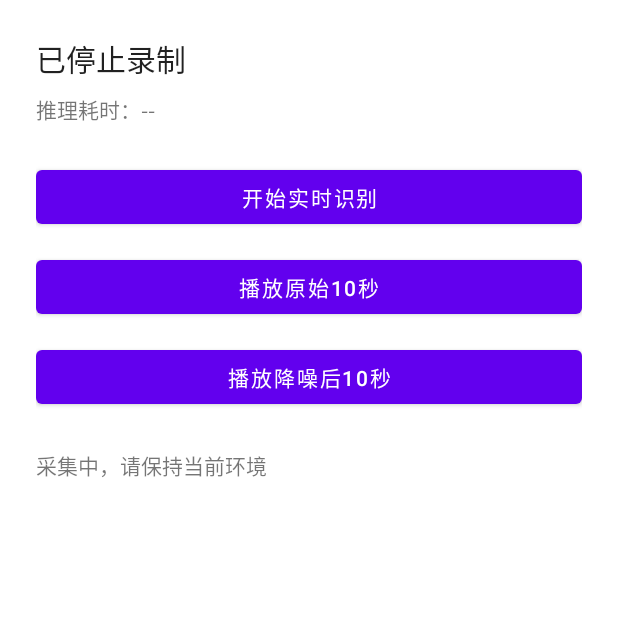
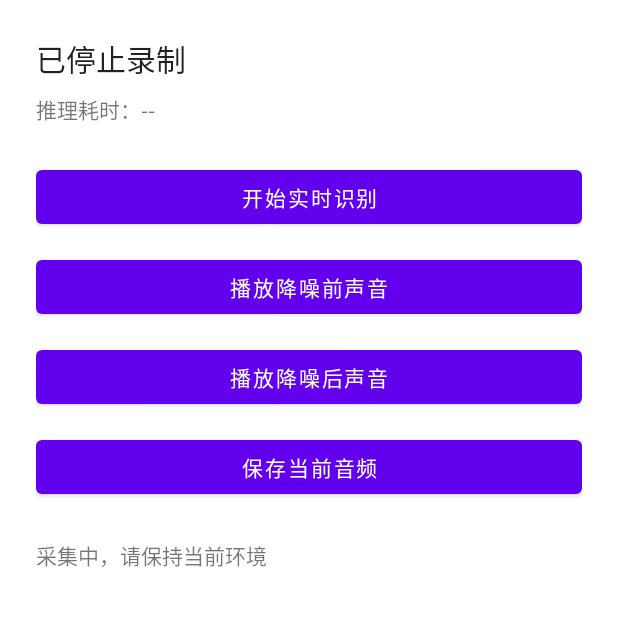
Before and after one commit to zxx264547/AI_Audio_2025, an Android app: the screen it shows after launch (MainActivity), on a phone screen of 412 x 824 dp, the top half of it. Run offline under Robolectric (Android 15) with nearby library versions, the phone set to English and light mode, and no system bars; libraries missing offline, so code that uses them is left out: org.pytorch.

Commit message:
修改参数

```diff
--- a/app/src/main/res/layout/activity_main.xml
+++ b/app/src/main/res/layout/activity_main.xml
@@ -55,13 +55,23 @@
         app:layout_constraintStart_toStartOf="parent"
         app:layout_constraintEnd_toEndOf="parent" />
 
+    <Button
+        android:id="@+id/saveBufferButton"
+        android:layout_width="0dp"
+        android:layout_height="wrap_content"
+        android:text="@string/save_buffers"
+        android:layout_marginTop="12dp"
+        app:layout_constraintTop_toBottomOf="@id/playProcessedButton"
+        app:layout_constraintStart_toStartOf="parent"
+        app:layout_constraintEnd_toEndOf="parent" />
+
     <TextView
         android:id="@+id/resultText"
         android:layout_width="0dp"
         android:layout_height="wrap_content"
         android:layout_marginTop="24dp"
         android:text="@string/listening"
-        app:layout_constraintTop_toBottomOf="@id/playProcessedButton"
+        app:layout_constraintTop_toBottomOf="@id/saveBufferButton"
         app:layout_constraintStart_toStartOf="parent"
         app:layout_constraintEnd_toEndOf="parent" />
 
--- a/app/src/main/res/values/strings.xml
+++ b/app/src/main/res/values/strings.xml
@@ -12,8 +12,11 @@
     <string name="inference_time_placeholder">推理耗时：--</string>
     <string name="inference_time_ms">推理耗时：%1$d ms</string>
     <string name="ok">确定</string>
-    <string name="play_raw_buffer">播放原始10秒</string>
-    <string name="play_processed_buffer">播放降噪后10秒</string>
+    <string name="play_raw_buffer">播放降噪前声音</string>
+    <string name="play_processed_buffer">播放降噪后声音</string>
+    <string name="save_buffers">保存当前音频</string>
+    <string name="save_buffers_success">已保存缓冲区</string>
+    <string name="save_buffers_failed">保存失败</string>
     <string name="no_buffer_available">暂无可播放的缓冲数据</string>
     <string name="playing_buffer">正在回放缓冲区</string>
     <string name="scene_switch_title">模式切换</string>
```
Also changed, not shown: app/src/main/java/com/example/passtapp/AudioSceneAnalyzer.java (+49 -20 lines), app/src/main/java/com/example/passtapp/MainActivity.java (+26 -6 lines), 1 other file.
